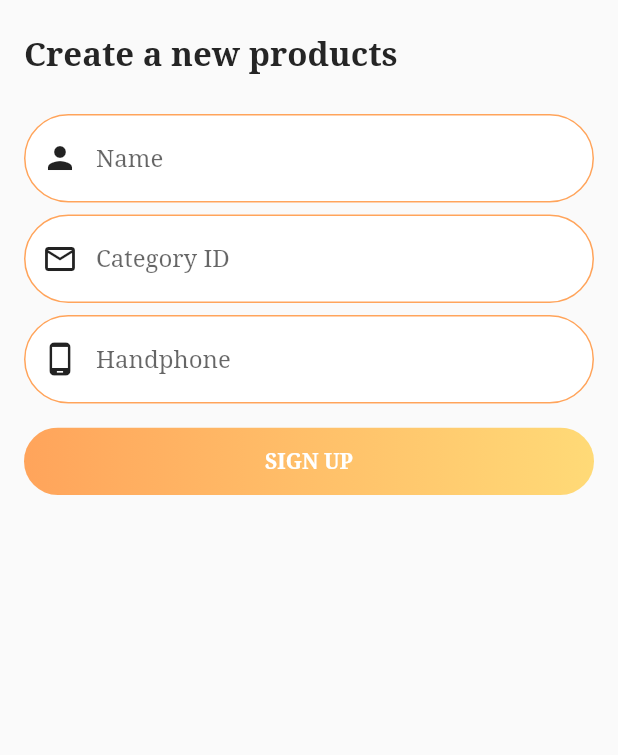
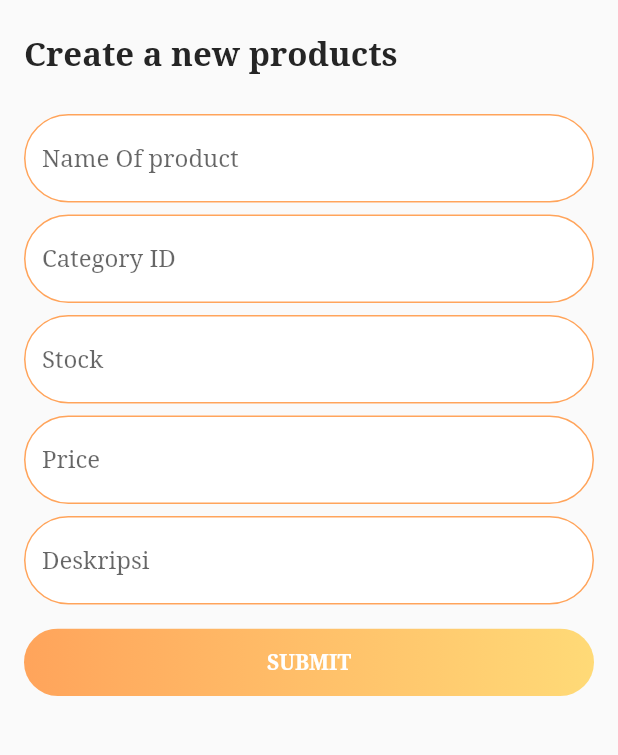
Before and after one commit to goodpipel17/MSIB-Final-ProjectKelompok-4, a Flutter app: the Createproduct screen opened directly, on a phone screen of 412 x 824 dp, the part 375-1130 px from its top. Run offline on Flutter 3.47's test engine with Material 2 defaults, Android fonts, the phone set to English and light mode, and no system bars; our stand-ins replace animated_text_kit, cached_network_image, flutter_speed_dial, fluttertoast, font_awesome_flutter, getwidget and 1 more; accounts and stored records are empty.

Commit message:
admin crud page

```diff
--- a/lib/view/admin screens/Home_admin.dart
+++ b/lib/view/admin screens/Home_admin.dart
@@ -4,6 +4,7 @@ import 'package:cached_network_image/cached_network_image.dart';
 import 'package:final_project_kel_4/view/Brownis_Screens.dart';
 import 'package:final_project_kel_4/view/Cake_screens.dart';
 import 'package:final_project_kel_4/view/admin%20screens/detail_admin.dart';
+import 'package:final_project_kel_4/view/admin%20screens/search_admin.dart';
 import 'package:final_project_kel_4/view/detail_screen.dart';
 import 'package:final_project_kel_4/view/keranjang_screen.dart';
 import 'package:final_project_kel_4/view/lapis_screen.dart';
@@ -104,7 +105,7 @@ class _MenuPageState extends State<homeadmin> {
               onPressed: () {
                 Navigator.push(
                   context,
-                  MaterialPageRoute(builder: (context) => const SearchScreen()),
+                  MaterialPageRoute(builder: (context) => const searchadmin()),
                 );
               },
               icon: const Icon(
--- a/lib/view/admin screens/create_product_screens.dart
+++ b/lib/view/admin screens/create_product_screens.dart
@@ -75,39 +75,9 @@ class _CreateProductState extends State<Createproduct> {
                         borderRadius: BorderRadius.circular(50.0),
                         borderSide: const BorderSide(
                             color: Color(0xffFFA45B), width: 1.0)),
-                    hintText: 'Name',
+                    hintText: 'Name Of product',
                     hintStyle: const TextStyle(
                       fontFamily: "Serif",
-                    ),
-                    prefixIcon: const Icon(
-                      Icons.person,
-                      color: Colors.black87,
-                    ),
-                  ),
-                ),
-                const SizedBox(
-                  height: 8,
-                ),
-                TextFormField(
-                  controller: _emailController,
-                  decoration: InputDecoration(
-                    filled: true,
-                    fillColor: Colors.white,
-                    border: OutlineInputBorder(
-                        borderRadius: BorderRadius.circular(50.0),
-                        borderSide: const BorderSide(
-                            color: Color(0xffFFA45B), width: 1.0)),
-                    enabledBorder: OutlineInputBorder(
-                        borderRadius: BorderRadius.circular(50.0),
-                        borderSide: const BorderSide(
-                            color: Color(0xffFFA45B), width: 1.0)),
-                    hintText: 'Category ID',
-                    hintStyle: const TextStyle(
-                      fontFamily: "Serif",
-                    ),
-                    prefixIcon: const Icon(
-                      Icons.email_outlined,
-                      color: Colors.black87,
                     ),
                   ),
                 ),
@@ -128,13 +98,76 @@ class _CreateProductState extends State<Createproduct> {
                         borderRadius: BorderRadius.circular(50.0),
                         borderSide: const BorderSide(
                             color: Color(0xffFFA45B), width: 1.0)),
-                    hintText: 'Handphone',
+                    hintText: 'Category ID',
                     hintStyle: const TextStyle(
                       fontFamily: "Serif",
                     ),
-                    prefixIcon: const Icon(
-                      Icons.phone_android,
-                      color: Colors.black87,
+                  ),
+                ),
+                const SizedBox(
+                  height: 8,
+                ),
+                TextFormField(
+                  keyboardType: TextInputType.number,
+                  controller: _handphoneController,
+                  decoration: InputDecoration(
+                    filled: true,
+                    fillColor: Colors.white,
+                    border: OutlineInputBorder(
+                        borderRadius: BorderRadius.circular(50.0),
+                        borderSide: const BorderSide(
+                            color: Color(0xffFFA45B), width: 1.0)),
+                    enabledBorder: OutlineInputBorder(
+                        borderRadius: BorderRadius.circular(50.0),
+                        borderSide: const BorderSide(
+                            color: Color(0xffFFA45B), width: 1.0)),
+                    hintText: 'Stock',
+                    hintStyle: const TextStyle(
+                      fontFamily: "Serif",
+                    ),
+                  ),
+                ),
+                const SizedBox(
+                  height: 8,
+                ),
+                TextFormField(
+                  controller: _emailController,
+                  decoration: InputDecoration(
+                    filled: true,
+                    fillColor: Colors.white,
+                    border: OutlineInputBorder(
+                        borderRadius: BorderRadius.circular(50.0),
+                        borderSide: const BorderSide(
+                            color: Color(0xffFFA45B), width: 1.0)),
+                    enabledBorder: OutlineInputBorder(
+                        borderRadius: BorderRadius.circular(50.0),
+                        borderSide: const BorderSide(
+                            color: Color(0xffFFA45B), width: 1.0)),
+                    hintText: 'Price',
+                    hintStyle: const TextStyle(
+                      fontFamily: "Serif",
+                    ),
+                  ),
+                ),
+                const SizedBox(
+                  height: 8,
+                ),
+                TextFormField(
+                  controller: _emailController,
+                  decoration: InputDecoration(
+                    filled: true,
+                    fillColor: Colors.white,
+                    border: OutlineInputBorder(
+                        borderRadius: BorderRadius.circular(50.0),
+                        borderSide: const BorderSide(
+                            color: Color(0xffFFA45B), width: 1.0)),
+                    enabledBorder: OutlineInputBorder(
+                        borderRadius: BorderRadius.circular(50.0),
+                        borderSide: const BorderSide(
+                            color: Color(0xffFFA45B), width: 1.0)),
+                    hintText: 'Deskripsi',
+                    hintStyle: const TextStyle(
+                      fontFamily: "Serif",
                     ),
                   ),
                 ),
@@ -176,7 +209,7 @@ class _CreateProductState extends State<Createproduct> {
                               maxWidth: 400.0, minHeight: 50.0),
                           alignment: Alignment.center,
                           child: const Text(
-                            "SIGN UP",
+                            "SUBMIT",
                             textAlign: TextAlign.center,
                             style: TextStyle(
                                 color: Colors.white,
--- a/lib/view/home_screen.dart
+++ b/lib/view/home_screen.dart
@@ -88,7 +88,7 @@ class _MenuPageState extends State<MenuPage> {
         backgroundColor: Colors.white,
         centerTitle: false,
         title: const Text(
-          'Hello, Username !',
+          'welcome to E-Pahlawan',
           style: TextStyle(
             fontFamily: "Serif",
             fontWeight: FontWeight.bold,
```
Also changed, not shown: lib/view/admin screens/detail_admin.dart (+4 -6 lines), lib/view/admin screens/search_admin.dart (+173 -0 lines).
